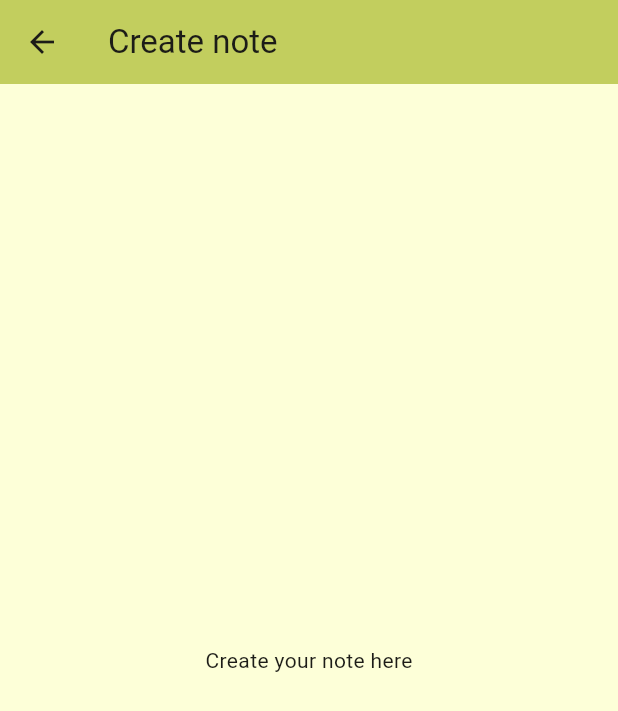
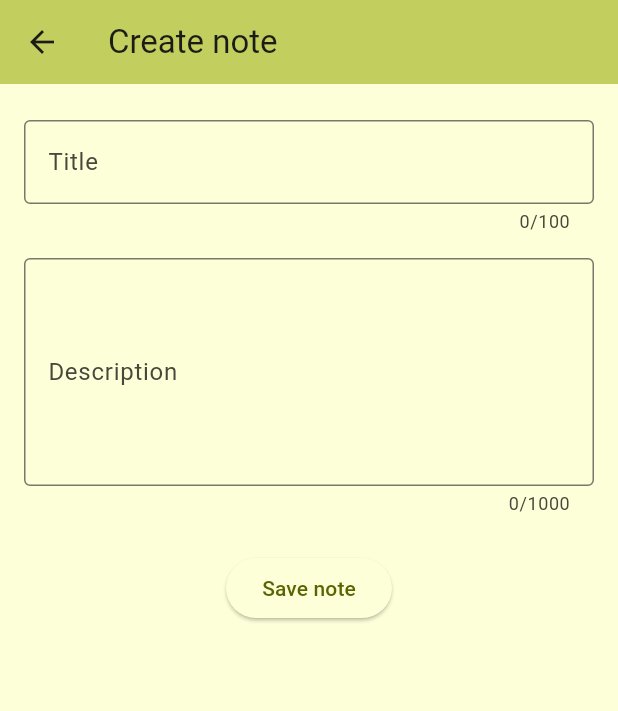
Before and after one commit to irbp/smart-notes, a Flutter app: the CreateNotePage screen opened by its route, on a phone screen of 412 x 824 dp. Shown: the top 711 px of the screen. Run offline on Flutter 3.47's test engine with Material 2 defaults, Android fonts, the phone set to English and light mode, and no system bars; our stand-ins replace bloc, equatable, flutter_bloc, get_it, multiple_result.

Commit message:
Feature: add skeleton for create note presentation logic

```diff
--- /dev/null
+++ b/lib/feature/note/presentation/bloc/create_note_state.dart
@@ -0,0 +1,52 @@
+part of 'create_note_bloc.dart';
+
+class CreateNoteState extends Equatable {
+  const CreateNoteState({
+    required this.title,
+    required this.description,
+    required this.enableSaveButton,
+    required this.showLoadingProgress,
+    required this.showError,
+  });
+
+  final String title;
+  final String description;
+  final bool enableSaveButton;
+  final bool showLoadingProgress;
+  final bool showError;
+
+  CreateNoteState copyWith({
+    String? title,
+    String? description,
+    bool? enableSaveButton,
+    bool? showLoadingProgress,
+    bool? showError,
+  }) {
+    return CreateNoteState(
+      title: title ?? this.title,
+      description: description ?? this.description,
+      enableSaveButton: enableSaveButton ?? this.enableSaveButton,
+      showLoadingProgress: showLoadingProgress ?? this.showLoadingProgress,
+      showError: showError ?? this.showError,
+    );
+  }
+
+  static CreateNoteState initialState() {
+    return const CreateNoteState(
+      title: '',
+      description: '',
+      enableSaveButton: false,
+      showLoadingProgress: false,
+      showError: false,
+    );
+  }
+
+  @override
+  List<Object> get props => [
+        title,
+        description,
+        enableSaveButton,
+        showLoadingProgress,
+        showError,
+      ];
+}
--- a/lib/feature/note/presentation/view/create_note_page.dart
+++ b/lib/feature/note/presentation/view/create_note_page.dart
@@ -1,4 +1,6 @@
 import 'package:flutter/material.dart';
+
+import '../../../../ui/strings.dart';
 
 class CreateNotePage extends StatelessWidget {
   const CreateNotePage({super.key});
@@ -8,10 +10,44 @@ class CreateNotePage extends StatelessWidget {
     return Scaffold(
       appBar: AppBar(
         backgroundColor: Theme.of(context).colorScheme.inversePrimary,
-        title: const Text('Create note'),
+        title: const Text(Strings.createNoteTitle),
       ),
-      body: const Center(
-        child: Text('Create your note here'),
+      body: Padding(
+        padding: const EdgeInsets.symmetric(
+          vertical: 24.0,
+          horizontal: 16.0,
+        ),
+        child: Column(
+          children: [
+            const TextField(
+              decoration: InputDecoration(
+                border: OutlineInputBorder(),
+                labelText: Strings.createNoteTextFieldTitle,
+              ),
+              textInputAction: TextInputAction.next,
+              maxLength: 100,
+              keyboardType: TextInputType.text,
+              textCapitalization: TextCapitalization.sentences,
+            ),
+            const SizedBox(height: 16.0),
+            const TextField(
+              decoration: InputDecoration(
+                border: OutlineInputBorder(),
+                labelText: Strings.createNoteTextFieldDescription,
+              ),
+              textInputAction: TextInputAction.done,
+              maxLength: 1000,
+              maxLines: 5,
+              keyboardType: TextInputType.text,
+              textCapitalization: TextCapitalization.sentences,
+            ),
+            const SizedBox(height: 24.0),
+            ElevatedButton(
+              onPressed: () => {},
+              child: const Text(Strings.createNoteButtonSaveNote),
+            ),
+          ],
+        ),
       ),
     );
   }
--- a/lib/ui/strings.dart
+++ b/lib/ui/strings.dart
@@ -1,4 +1,9 @@
 class Strings {
   static const appName = 'Smart Notes';
   static const homeFailure = 'Oops!\nAn error has occurred!';
+
+  static const createNoteTitle = 'Create note';
+  static const createNoteTextFieldTitle = 'Title';
+  static const createNoteTextFieldDescription = 'Description';
+  static const createNoteButtonSaveNote = 'Save note';
 }
```
Also changed, not shown: lib/feature/note/presentation/bloc/create_note_bloc.dart (added, +39 -0 lines), lib/feature/note/presentation/bloc/create_note_event.dart (added, +28 -0 lines).
